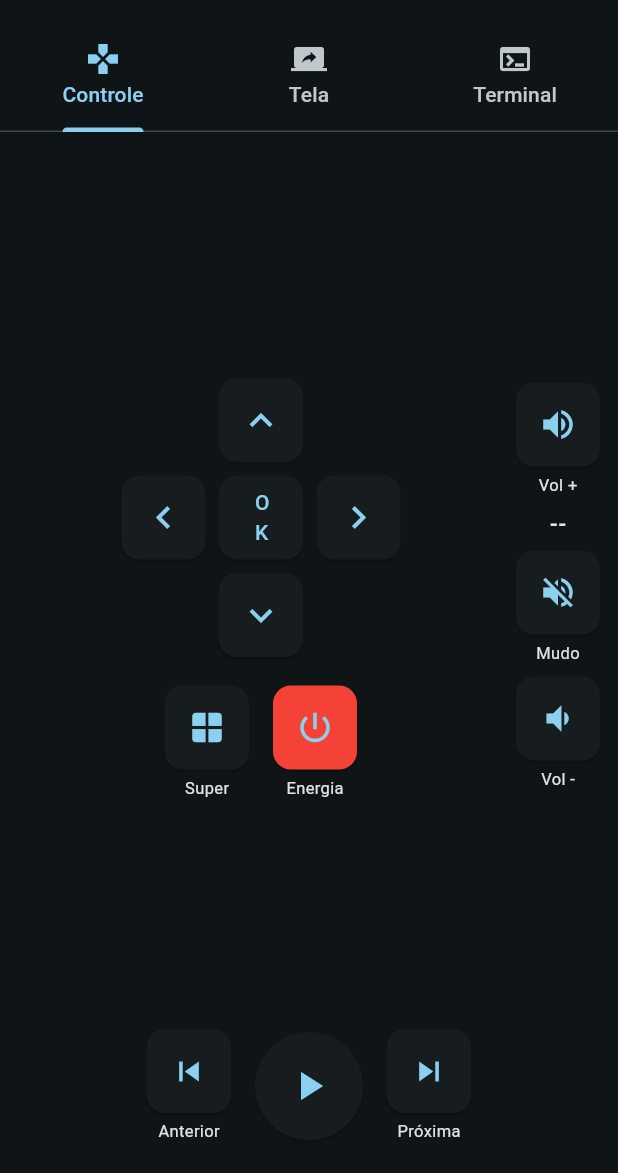
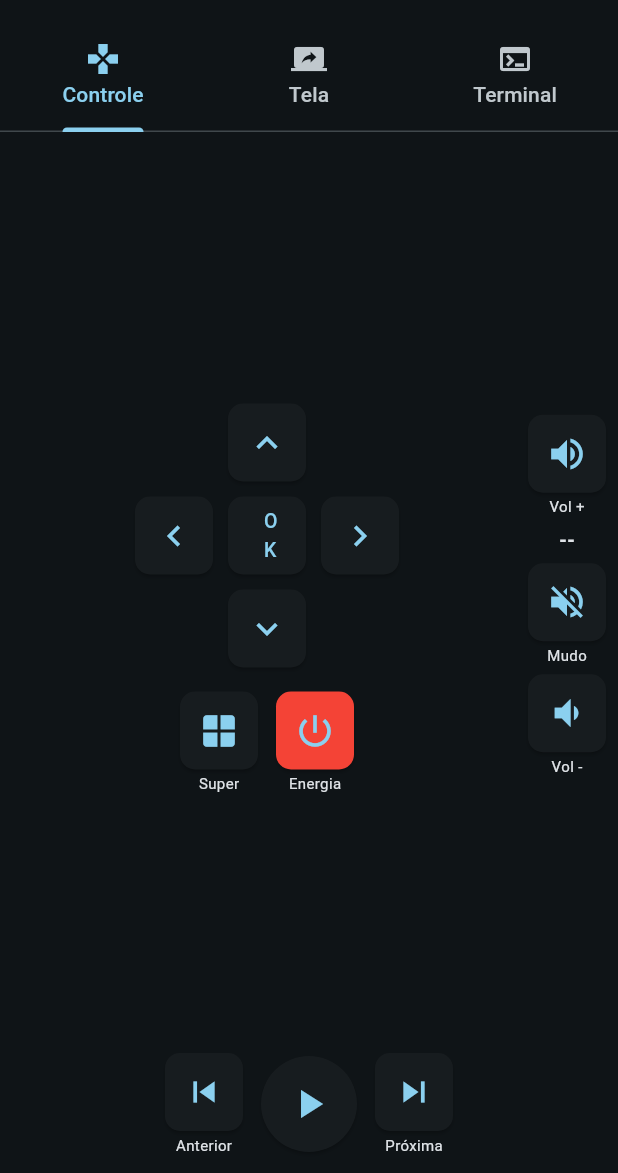
Before and after one commit to ps-vitor/linux-remote, a Flutter app: the RemoteScreen screen opened directly with empty values, on a phone screen of 412 x 824 dp, the part 63-1236 px from its top. Run offline on Flutter 3.47's test engine with Material 3 defaults, Android fonts, the phone set to English and light mode, and no system bars; our stand-ins replace shared_preferences; missing offline and left inert: dartssh2, xterm; accounts and stored records are empty.

Commit message:
fix: adaptive button sizing, zoom out, now playing info
- Control tab uses LayoutBuilder for adaptive button sizes (no overflow)
- Screen mirroring InteractiveViewer allows zoom out to 0.1x
- Shows currently playing media (artist - title via playerctl)
  above playback controls, refreshes on play/pause/next/prev

Co-Authored-By: Claude Opus 4.6 <noreply@anthropic.com>

```diff
--- a/lib/screens/remote_screen.dart
+++ b/lib/screens/remote_screen.dart
@@ -18,18 +18,27 @@ class _RemoteScreenState extends State<RemoteScreen>
   Uint8List? _screenshot;
   bool _mirroring = false;
   String _volume = '';
+  String _nowPlaying = '';
 
   @override
   void initState() {
     super.initState();
     _tabController = TabController(length: 3, vsync: this);
     _fetchVolume();
+    _fetchNowPlaying();
   }
 
   Future<void> _fetchVolume() async {
     try {
       final vol = await widget.ssh.getVolume();
       if (mounted) setState(() => _volume = vol);
+    } catch (_) {}
+  }
+
+  Future<void> _fetchNowPlaying() async {
+    try {
+      final info = await widget.ssh.getNowPlaying();
+      if (mounted) setState(() => _nowPlaying = info.isEmpty || info == ' - ' ? '' : info);
     } catch (_) {}
   }
 
@@ -143,125 +152,143 @@ class _RemoteScreenState extends State<RemoteScreen>
   }
 
   Widget _buildControlTab() {
+    return LayoutBuilder(
+      builder: (context, constraints) {
+        final btnSize = constraints.maxHeight < 400 ? 44.0 : 52.0;
+        final iconSize = constraints.maxHeight < 400 ? 24.0 : 28.0;
+        final spacing = constraints.maxHeight < 400 ? 2.0 : 4.0;
+
         return Padding(
-      padding: const EdgeInsets.symmetric(horizontal: 12, vertical: 8),
+          padding: const EdgeInsets.symmetric(horizontal: 8, vertical: 4),
           child: Column(
             children: [
-          // Main area: arrows+super+power on the left, volume on the right
               Expanded(
                 child: Row(
                   children: [
-                // Left side: arrow keys + super/power
+                    // Left: arrows + super/power
                     Expanded(
                       child: Column(
                         mainAxisAlignment: MainAxisAlignment.center,
                         children: [
-                      _arrowButton(Icons.keyboard_arrow_up, widget.ssh.arrowUp),
+                          _arrowButton(Icons.keyboard_arrow_up, widget.ssh.arrowUp, btnSize, iconSize, spacing),
                           Row(
                             mainAxisAlignment: MainAxisAlignment.center,
                             children: [
-                          _arrowButton(Icons.keyboard_arrow_left, widget.ssh.arrowLeft),
+                              _arrowButton(Icons.keyboard_arrow_left, widget.ssh.arrowLeft, btnSize, iconSize, spacing),
                               Padding(
-                            padding: const EdgeInsets.all(6),
+                                padding: EdgeInsets.all(spacing + 2),
                                 child: SizedBox(
-                              width: 56,
-                              height: 56,
+                                  width: btnSize,
+                                  height: btnSize,
                                   child: ElevatedButton(
                                     onPressed: () => _exec(widget.ssh.enter),
                                     style: ElevatedButton.styleFrom(
                                       shape: RoundedRectangleBorder(
-                                    borderRadius: BorderRadius.circular(12),
+                                        borderRadius: BorderRadius.circular(10),
                                       ),
                                     ),
-                                child: const Text('OK', style: TextStyle(fontSize: 14)),
+                                    child: const Text('OK', style: TextStyle(fontSize: 13)),
                                   ),
                                 ),
                               ),
-                          _arrowButton(Icons.keyboard_arrow_right, widget.ssh.arrowRight),
+                              _arrowButton(Icons.keyboard_arrow_right, widget.ssh.arrowRight, btnSize, iconSize, spacing),
                             ],
                           ),
-                      _arrowButton(Icons.keyboard_arrow_down, widget.ssh.arrowDown),
-                      const SizedBox(height: 16),
+                          _arrowButton(Icons.keyboard_arrow_down, widget.ssh.arrowDown, btnSize, iconSize, spacing),
+                          SizedBox(height: spacing * 3),
                           Row(
                             mainAxisAlignment: MainAxisAlignment.center,
                             children: [
-                          _actionButton(
-                            Icons.window,
-                            'Super',
-                            () => _exec(widget.ssh.superKey),
-                          ),
-                          const SizedBox(width: 16),
-                          _actionButton(
-                            Icons.power_settings_new,
-                            'Energia',
-                            _confirmShutdown,
-                            color: Colors.red,
-                          ),
+                              _actionButton(Icons.window, 'Super',
+                                  () => _exec(widget.ssh.superKey), btnSize, iconSize),
+                              const SizedBox(width: 12),
+                              _actionButton(Icons.power_settings_new, 'Energia',
+                                  _confirmShutdown, btnSize, iconSize, color: Colors.red),
                             ],
                           ),
                         ],
                       ),
                     ),
-                // Right side: volume controls (vertical)
+                    // Right: volume (vertical)
                     Padding(
-                  padding: const EdgeInsets.only(left: 8),
+                      padding: const EdgeInsets.only(left: 4),
                       child: Column(
                         mainAxisAlignment: MainAxisAlignment.center,
                         children: [
                           _actionButton(Icons.volume_up, 'Vol +', () async {
                             await _exec(widget.ssh.volumeUp);
                             _fetchVolume();
-                      }),
-                      const SizedBox(height: 8),
+                          }, btnSize, iconSize),
+                          const SizedBox(height: 6),
                           Text(
                             _volume.isNotEmpty ? _volume : '--',
-                        style: const TextStyle(fontSize: 14, fontWeight: FontWeight.bold),
+                            style: const TextStyle(fontSize: 13, fontWeight: FontWeight.bold),
                           ),
-                      const SizedBox(height: 8),
+                          const SizedBox(height: 6),
                           _actionButton(Icons.volume_off, 'Mudo', () async {
                             await _exec(widget.ssh.toggleMute);
                             _fetchVolume();
-                      }),
-                      const SizedBox(height: 8),
+                          }, btnSize, iconSize),
+                          const SizedBox(height: 6),
                           _actionButton(Icons.volume_down, 'Vol -', () async {
                             await _exec(widget.ssh.volumeDown);
                             _fetchVolume();
-                      }),
+                          }, btnSize, iconSize),
                         ],
                       ),
                     ),
                   ],
                 ),
               ),
-          // Bottom: playback controls
+              // Now playing + playback
+              if (_nowPlaying.isNotEmpty)
                 Padding(
-            padding: const EdgeInsets.only(bottom: 12),
+                  padding: const EdgeInsets.only(bottom: 4),
+                  child: Text(
+                    _nowPlaying,
+                    style: const TextStyle(fontSize: 12, color: Colors.white70),
+                    textAlign: TextAlign.center,
+                    maxLines: 1,
+                    overflow: TextOverflow.ellipsis,
+                  ),
+                ),
+              Padding(
+                padding: const EdgeInsets.only(bottom: 8),
                 child: Row(
                   mainAxisAlignment: MainAxisAlignment.center,
                   children: [
-                _actionButton(Icons.skip_previous, 'Anterior',
-                    () => _exec(widget.ssh.prevTrack)),
-                const SizedBox(width: 16),
+                    _actionButton(Icons.skip_previous, 'Anterior', () async {
+                      await _exec(widget.ssh.prevTrack);
+                      Future.delayed(const Duration(milliseconds: 500), _fetchNowPlaying);
+                    }, btnSize, iconSize),
+                    const SizedBox(width: 12),
                     SizedBox(
-                  width: 72,
-                  height: 72,
+                      width: btnSize + 12,
+                      height: btnSize + 12,
                       child: ElevatedButton(
-                    onPressed: () => _exec(widget.ssh.playPause),
+                        onPressed: () async {
+                          await _exec(widget.ssh.playPause);
+                          Future.delayed(const Duration(milliseconds: 500), _fetchNowPlaying);
+                        },
                         style: ElevatedButton.styleFrom(
                           shape: const CircleBorder(),
-                      padding: const EdgeInsets.all(14),
+                          padding: const EdgeInsets.all(10),
                         ),
-                    child: const Icon(Icons.play_arrow, size: 32),
+                        child: Icon(Icons.play_arrow, size: iconSize + 4),
                       ),
                     ),
-                const SizedBox(width: 16),
-                _actionButton(Icons.skip_next, 'Próxima',
-                    () => _exec(widget.ssh.nextTrack)),
+                    const SizedBox(width: 12),
+                    _actionButton(Icons.skip_next, 'Próxima', () async {
+                      await _exec(widget.ssh.nextTrack);
+                      Future.delayed(const Duration(milliseconds: 500), _fetchNowPlaying);
+                    }, btnSize, iconSize),
                   ],
                 ),
               ),
             ],
           ),
+        );
+      },
     );
   }
 
@@ -283,6 +310,8 @@ class _RemoteScreenState extends State<RemoteScreen>
         if (_screenshot != null)
           Expanded(
             child: InteractiveViewer(
+              minScale: 0.1,
+              maxScale: 5.0,
               child: Image.memory(
                 _screenshot!,
                 gaplessPlayback: true,
@@ -305,48 +334,49 @@ class _RemoteScreenState extends State<RemoteScreen>
     );
   }
 
-  Widget _arrowButton(IconData icon, Future<void> Function() action) {
+  Widget _arrowButton(IconData icon, Future<void> Function() action,
+      double size, double iconSz, double spacing) {
     return Padding(
-      padding: const EdgeInsets.all(3),
+      padding: EdgeInsets.all(spacing),
       child: SizedBox(
-        width: 56,
-        height: 56,
+        width: size,
+        height: size,
         child: ElevatedButton(
           onPressed: () => _exec(action),
           style: ElevatedButton.styleFrom(
             shape: RoundedRectangleBorder(
-              borderRadius: BorderRadius.circular(12),
+              borderRadius: BorderRadius.circular(10),
             ),
             padding: EdgeInsets.zero,
           ),
-          child: Icon(icon, size: 30),
+          child: Icon(icon, size: iconSz),
         ),
       ),
     );
   }
 
   Widget _actionButton(IconData icon, String label, VoidCallback onPressed,
-      {Color? color}) {
+      double size, double iconSz, {Color? color}) {
     return Column(
       mainAxisSize: MainAxisSize.min,
       children: [
         SizedBox(
-          width: 56,
-          height: 56,
+          width: size,
+          height: size,
           child: ElevatedButton(
             onPressed: onPressed,
             style: ElevatedButton.styleFrom(
               shape: RoundedRectangleBorder(
-                borderRadius: BorderRadius.circular(12),
+                borderRadius: BorderRadius.circular(10),
               ),
               padding: EdgeInsets.zero,
               backgroundColor: color,
             ),
-            child: Icon(icon, size: 26),
+            child: Icon(icon, size: iconSz),
           ),
         ),
-        const SizedBox(height: 4),
-        Text(label, style: const TextStyle(fontSize: 11)),
+        const SizedBox(height: 2),
+        Text(label, style: const TextStyle(fontSize: 10)),
       ],
     );
   }
--- a/lib/services/ssh_service.dart
+++ b/lib/services/ssh_service.dart
@@ -49,6 +49,10 @@ class SshService {
 
   Future<String> getVolume() => runCommand(
       "pactl get-sink-volume @DEFAULT_SINK@ | grep -oP '\\d+%' | head -1");
+
+  // Now playing info (via playerctl)
+  Future<String> getNowPlaying() => runCommand(
+      'playerctl metadata --format "{{ artist }} - {{ title }}" 2>/dev/null || echo ""');
 
   // Media controls (via xdotool)
   Future<void> playPause() => _sendKey('XF86AudioPlay');
```
Lines whose indentation alone changed are shown as unchanged.
